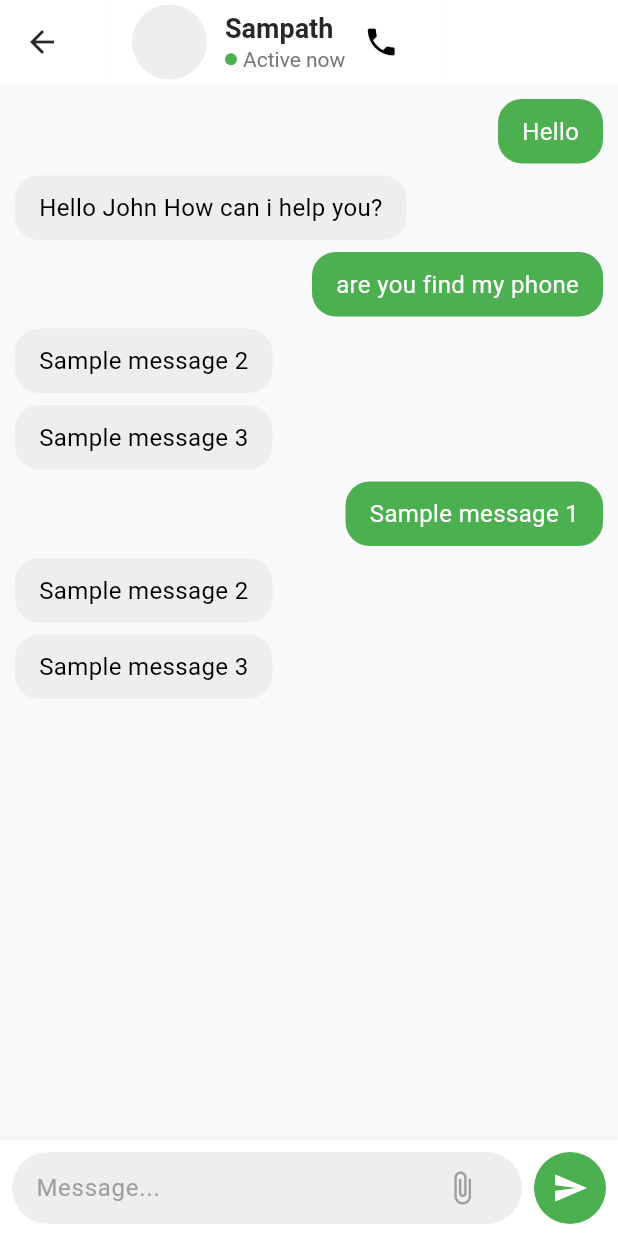
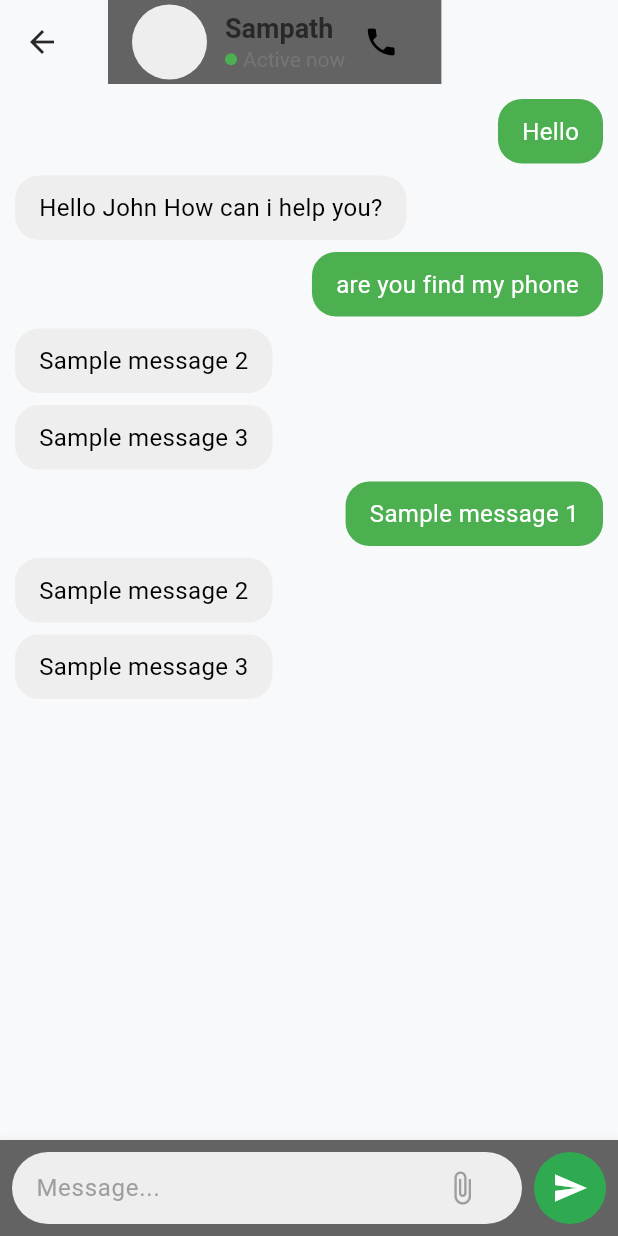
Before and after one commit to dushaDev/NSBMFindX, a Flutter app: the ChatPage screen opened directly, on a phone screen of 412 x 824 dp. Run offline on Flutter 3.47's test engine with Material 3 defaults, Android fonts, the phone set to English and light mode, and no system bars; our stand-ins replace cached_network_image, cloud_firestore, cloud_functions, firebase_auth, firebase_core, firebase_storage and 7 more; missing offline and left inert: flutter_email_sender, google_mlkit_image_labeling, google_mlkit_text_recognition; accounts and stored records are empty; statements that could not run were skipped.

Commit message:
fix: used color theme for some color variables.

```diff
--- a/lib/chat_page.dart
+++ b/lib/chat_page.dart
@@ -56,16 +56,17 @@ class _ChatPageState extends State<ChatPage> {
 
   @override
   Widget build(BuildContext context) {
+    ColorScheme colorScheme = Theme.of(context).colorScheme;
     return Scaffold(
       appBar: AppBar(
-        backgroundColor: Colors.white,
+        backgroundColor: colorScheme.surface,
         elevation: 0,
         title: Row(
           children: [
             Container(
               padding: EdgeInsets.symmetric(horizontal: 16, vertical: 8),
               decoration: BoxDecoration(
-                color: Colors.white,
+                color: colorScheme.onSurfaceVariant,
                 boxShadow: [
                   BoxShadow(
                     color: Colors.grey.withAlpha(10),
@@ -165,7 +166,7 @@ class _ChatPageState extends State<ChatPage> {
           Container(
             padding: EdgeInsets.symmetric(horizontal: 8, vertical: 8),
             decoration: BoxDecoration(
-              color: Colors.white,
+              color: colorScheme.onSurfaceVariant,
               boxShadow: [
                 BoxShadow(
                   color: Colors.grey.withAlpha(20),
@@ -210,7 +211,7 @@ class _ChatPageState extends State<ChatPage> {
                 SizedBox(width: 8),
                 Container(
                   decoration: BoxDecoration(
-                    color: Colors.green,
+                    color: colorScheme.primary,
                     shape: BoxShape.circle,
                   ),
                   child: IconButton(
```
